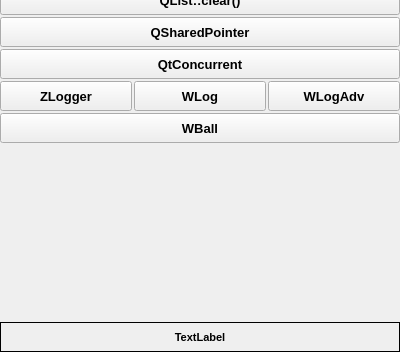
The window that TestQt/src/FMain.ui (Zurg-13/cpp) describes before a commit, drawn with Qt 5; both pictures show x 0 to 400 and y 322 to 674 of the 400 by 674 pixel window.
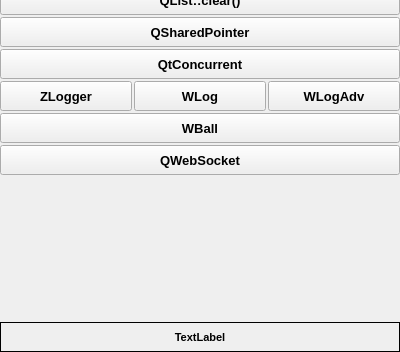
The same window after the commit.

Patch:
```diff
--- a/TestQt/src/FMain.ui
+++ b/TestQt/src/FMain.ui
@@ -417,6 +417,26 @@
       </property>
      </widget>
     </item>
+    <item>
+     <widget class="QPushButton" name="btWS">
+      <property name="minimumSize">
+       <size>
+        <width>0</width>
+        <height>30</height>
+       </size>
+      </property>
+      <property name="font">
+       <font>
+        <pointsize>10</pointsize>
+        <weight>75</weight>
+        <bold>true</bold>
+       </font>
+      </property>
+      <property name="text">
+       <string>QWebSocket</string>
+      </property>
+     </widget>
+    </item>
     <item>
      <spacer name="spc">
       <property name="orientation">
```
